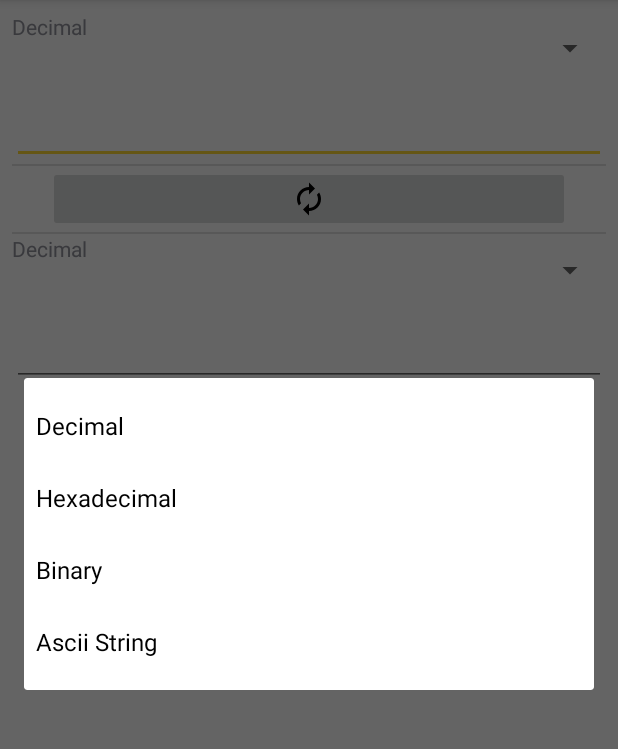
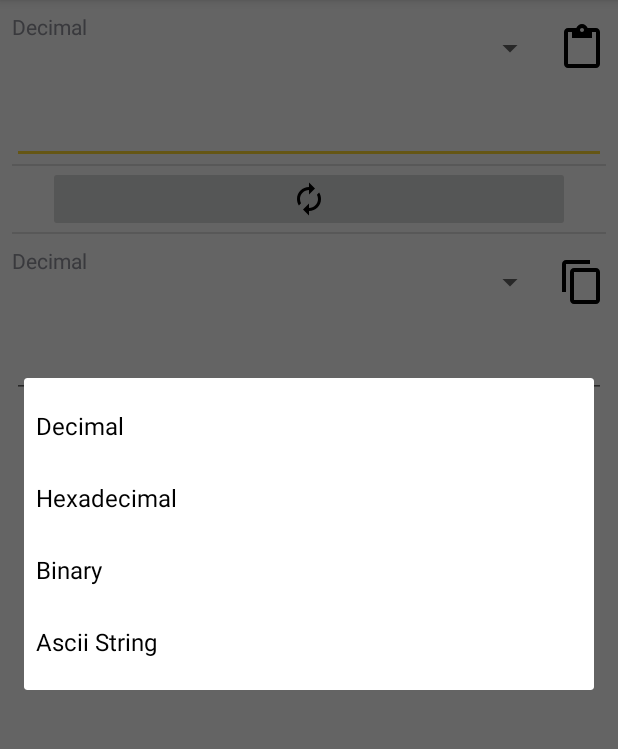
Before and after one commit to TecCheck/UltimateConverter, an Android app: the screen it shows after launch (MainActivity), after a tap on "Decimal", on a phone screen of 412 x 824 dp, the part 84-833 px from its top. Run offline under Robolectric (Android 15) with nearby library versions, the phone set to English and light mode, and no system bars.

Commit message:
Added copy/paste buttons and translations

```diff
--- a/app/src/main/java/de/teccheck/ultimateconverter/MainActivity.java
+++ b/app/src/main/java/de/teccheck/ultimateconverter/MainActivity.java
@@ -1,5 +1,7 @@
 package de.teccheck.ultimateconverter;
 
+import android.content.ClipData;
+import android.content.ClipboardManager;
 import android.content.SharedPreferences;
 import android.support.v7.app.AppCompatActivity;
 import android.os.Bundle;
@@ -26,6 +28,10 @@ public class MainActivity extends AppCompatActivity implements View.OnClickListe
     EditText editText1 = null;
     EditText editText2 = null;
     ImageButton switchButton = null;
+    ImageButton copyButton = null;
+    ImageButton pasteButton = null;
+
+    ClipboardManager clipboardManager = null;
 
     public boolean disableChange;
 
@@ -34,16 +40,24 @@ public class MainActivity extends AppCompatActivity implements View.OnClickListe
         super.onCreate(savedInstanceState);
         setContentView(R.layout.activity_main);
 
+        Utils.appContext = getApplicationContext();
+
+        clipboardManager = (ClipboardManager) getSystemService(CLIPBOARD_SERVICE);
+
         SharedPreferences prefs = getPreferences(0);
-        Misc.separator = prefs.getString("separator", Misc.separator);
+        Utils.separator = prefs.getString("separator", Utils.separator);
 
         spinner1 = findViewById(R.id.spinner1);
         spinner2 = findViewById(R.id.spinner2);
         editText1 = findViewById(R.id.editText1);
         editText2 = findViewById(R.id.editText2);
         switchButton = findViewById(R.id.switchButton);
+        copyButton = findViewById(R.id.copyButton);
+        pasteButton = findViewById(R.id.pasteButton);
 
         switchButton.setOnClickListener(this);
+        copyButton.setOnClickListener(this);
+        pasteButton.setOnClickListener(this);
 
         typeList = TypeLoader.loadTypes();
         for (Converter conv : typeList){
@@ -90,14 +104,14 @@ public class MainActivity extends AppCompatActivity implements View.OnClickListe
         Converter converter1 = (Converter) spinner1.getSelectedItem();
         Converter converter2 = (Converter) spinner2.getSelectedItem();
 
-        String converted = Misc.getErrorString();
+        String converted = getString(R.string.converter_error);
         try {
-            //Get from first Converter
+            // Get from first Converter
             String[] conv = converter1.encode(editText1.getText().toString());
 
             System.out.println(Arrays.toString(conv));
 
-            //Get from second Converter
+            // Get from second Converter
             converted = converter2.decode(conv);
 
         }catch (Exception ignored){
@@ -106,8 +120,7 @@ public class MainActivity extends AppCompatActivity implements View.OnClickListe
         editText2.setText(converted);
     }
 
-    @Override
-    public void onClick(View view) {
+    void switchText(){
         disableChange = true;
         String s1 = editText1.getText().toString();
         String s2 = editText2.getText().toString();
@@ -125,4 +138,32 @@ public class MainActivity extends AppCompatActivity implements View.OnClickListe
 
         onTextChange();
     }
+
+    void copyText(){
+        if(clipboardManager == null)
+            clipboardManager = (ClipboardManager) getSystemService(CLIPBOARD_SERVICE);
+
+        ClipData clipData = ClipData.newPlainText(getString(R.string.copy_data_label), editText2.getText());
+        clipboardManager.setPrimaryClip(clipData);
+    }
+
+    void pasteText(){
+        if(clipboardManager == null)
+            clipboardManager = (ClipboardManager) getSystemService(CLIPBOARD_SERVICE);
+
+        if(clipboardManager.hasPrimaryClip() && clipboardManager.getPrimaryClip().getItemCount() > 0){
+            CharSequence text = clipboardManager.getPrimaryClip().getItemAt(0).getText();
+            editText1.setText(text);
+        }
+    }
+
+    @Override
+    public void onClick(View view) {
+        if(view.getId() == switchButton.getId())
+            switchText();
+        else if(view.getId() == copyButton.getId())
+            copyText();
+        else if(view.getId() == pasteButton.getId())
+            pasteText();
+    }
 }
--- a/app/src/main/java/de/teccheck/ultimateconverter/TypeLoader.java
+++ b/app/src/main/java/de/teccheck/ultimateconverter/TypeLoader.java
@@ -9,7 +9,7 @@ public class TypeLoader {
         Converter dec = new Converter() {
             @Override
             public String[] encode(String input) {
-                String[] split = input.split(Misc.separator);
+                String[] split = input.split(Utils.separator);
                 String[] out = new String[split.length];
 
                 for(int i = 0; i < split.length; i++){
@@ -26,12 +26,12 @@ public class TypeLoader {
                     out[i] = Integer.toString(Integer.parseInt(input[i],16));
                 }
 
-                return Misc.addSeperator(out);
+                return Utils.addSeperator(out);
             }
 
             @Override
             public String getName() {
-                return "Decimal";
+                return Utils.appContext.getString(R.string.converter_name_dec);
             }
 
             public String toString(){
@@ -42,17 +42,17 @@ public class TypeLoader {
         Converter hex = new Converter() {
             @Override
             public String[] encode(String input) {
-                return input.split(Misc.separator);
+                return input.split(Utils.separator);
             }
 
             @Override
             public String decode(String[] input) {
-                return Misc.addSeperator(input);
+                return Utils.addSeperator(input);
             }
 
             @Override
             public String getName() {
-                return "Hexadecimal";
+                return Utils.appContext.getString(R.string.converter_name_hex);
             }
 
             public String toString(){
@@ -63,7 +63,7 @@ public class TypeLoader {
         Converter bin = new Converter() {
             @Override
             public String[] encode(String input) {
-                String[] split = input.split(Misc.separator);
+                String[] split = input.split(Utils.separator);
                 String[] out = new String[split.length];
 
                 for(int i = 0; i < split.length; i++){
@@ -80,12 +80,12 @@ public class TypeLoader {
                     out[i] = Integer.toBinaryString(Integer.parseInt(input[i], 16));
                 }
 
-                return Misc.addSeperator(out);
+                return Utils.addSeperator(out);
             }
 
             @Override
             public String getName() {
-                return "Binary";
+                return Utils.appContext.getString(R.string.converter_name_bin);
             }
 
             public String toString(){
@@ -117,7 +117,7 @@ public class TypeLoader {
 
             @Override
             public String getName() {
-                return "Ascii String";
+                return Utils.appContext.getString(R.string.converter_name_ascii);
             }
 
             public String toString(){
--- /dev/null
+++ b/app/src/main/res/drawable/ic_content_copy_black.xml
@@ -0,0 +1,9 @@
+<vector xmlns:android="http://schemas.android.com/apk/res/android"
+        android:width="@dimen/copy_paste_icon_size"
+        android:height="@dimen/copy_paste_icon_size"
+        android:viewportWidth="24.0"
+        android:viewportHeight="24.0">
+    <path
+        android:fillColor="#FF000000"
+        android:pathData="M16,1L4,1c-1.1,0 -2,0.9 -2,2v14h2L4,3h12L16,1zM19,5L8,5c-1.1,0 -2,0.9 -2,2v14c0,1.1 0.9,2 2,2h11c1.1,0 2,-0.9 2,-2L21,7c0,-1.1 -0.9,-2 -2,-2zM19,21L8,21L8,7h11v14z"/>
+</vector>
--- /dev/null
+++ b/app/src/main/res/drawable/ic_content_paste_black.xml
@@ -0,0 +1,9 @@
+<vector xmlns:android="http://schemas.android.com/apk/res/android"
+        android:width="@dimen/copy_paste_icon_size"
+        android:height="@dimen/copy_paste_icon_size"
+        android:viewportWidth="24.0"
+        android:viewportHeight="24.0">
+    <path
+        android:fillColor="#FF000000"
+        android:pathData="M19,2h-4.18C14.4,0.84 13.3,0 12,0c-1.3,0 -2.4,0.84 -2.82,2L5,2c-1.1,0 -2,0.9 -2,2v16c0,1.1 0.9,2 2,2h14c1.1,0 2,-0.9 2,-2L21,4c0,-1.1 -0.9,-2 -2,-2zM12,2c0.55,0 1,0.45 1,1s-0.45,1 -1,1 -1,-0.45 -1,-1 0.45,-1 1,-1zM19,20L5,20L5,4h2v3h10L17,4h2v16z"/>
+</vector>
--- a/app/src/main/res/layout/activity_main.xml
+++ b/app/src/main/res/layout/activity_main.xml
@@ -6,16 +6,27 @@
     android:layout_height="match_parent"
     tools:context=".MainActivity">
 
+    <ImageButton
+        android:id="@+id/copyButton"
+        android:layout_width="wrap_content"
+        android:layout_height="wrap_content"
+        android:layout_marginEnd="8dp"
+        android:background="?android:attr/selectableItemBackground"
+        android:src="@drawable/ic_content_copy_black"
+        app:layout_constraintBottom_toBottomOf="@+id/spinner2"
+        app:layout_constraintEnd_toEndOf="parent"
+        app:layout_constraintTop_toTopOf="@+id/spinner2" />
+
     <Spinner
         android:id="@+id/spinner1"
-            android:layout_width="match_parent"
+        android:layout_width="0dp"
         android:layout_height="wrap_content"
-            android:layout_marginEnd="8dp"
         android:layout_marginStart="8dp"
         android:layout_marginTop="8dp"
+        android:layout_marginEnd="8dp"
         android:entries="@android:array/imProtocols"
         android:spinnerMode="dialog"
-            app:layout_constraintEnd_toEndOf="parent"
+        app:layout_constraintEnd_toStartOf="@+id/pasteButton"
         app:layout_constraintStart_toStartOf="parent"
         app:layout_constraintTop_toTopOf="parent" />
 
@@ -82,14 +93,14 @@
 
     <Spinner
         android:id="@+id/spinner2"
-        android:layout_width="match_parent"
+        android:layout_width="0dp"
         android:layout_height="wrap_content"
+        android:layout_marginStart="8dp"
+        android:layout_marginTop="8dp"
         android:layout_marginEnd="8dp"
-        android:layout_marginStart="8dp"
         android:entries="@android:array/phoneTypes"
         android:spinnerMode="dialog"
-        app:layout_constraintEnd_toEndOf="parent"
-        app:layout_constraintHorizontal_bias="0.0"
+        app:layout_constraintEnd_toStartOf="@+id/copyButton"
         app:layout_constraintStart_toStartOf="parent"
         app:layout_constraintTop_toBottomOf="@+id/divider4" />
 
@@ -107,4 +118,15 @@
         app:layout_constraintStart_toStartOf="parent"
         app:layout_constraintTop_toBottomOf="@+id/spinner2" />
 
+    <ImageButton
+        android:id="@+id/pasteButton"
+        android:layout_width="wrap_content"
+        android:layout_height="wrap_content"
+        android:layout_marginEnd="8dp"
+        android:src="@drawable/ic_content_paste_black"
+        android:background="?android:attr/selectableItemBackground"
+        app:layout_constraintBottom_toBottomOf="@+id/spinner1"
+        app:layout_constraintEnd_toEndOf="parent"
+        app:layout_constraintTop_toTopOf="@+id/spinner1" />
+
 </android.support.constraint.ConstraintLayout>
--- /dev/null
+++ b/app/src/main/res/values/dimens.xml
@@ -0,0 +1,6 @@
+<?xml version="1.0" encoding="utf-8"?>
+<resources>
+
+    <dimen name="copy_paste_icon_size">32dp</dimen>
+
+</resources>
--- a/app/src/main/res/values/strings.xml
+++ b/app/src/main/res/values/strings.xml
@@ -1,3 +1,12 @@
+<?xml version="1.0" encoding="utf-8"?>
 <resources>
     <string name="app_name">Ultimate Converter</string>
+
+    <string name="copy_data_label">Output from Ultimate Converter</string>
+    <string name="converter_error">Can´t convert that :(</string>
+
+    <string name="converter_name_ascii">Ascii String</string>
+    <string name="converter_name_bin">Binary</string>
+    <string name="converter_name_dec">Decimal</string>
+    <string name="converter_name_hex">Hexadecimal</string>
 </resources>
```
Also changed, not shown: app/src/main/java/de/teccheck/ultimateconverter/Utils.java (renamed from app/src/main/java/de/teccheck/ultimateconverter/Misc.java, +6 -6 lines), 2 other files. Lines whose indentation alone changed are shown as unchanged.
